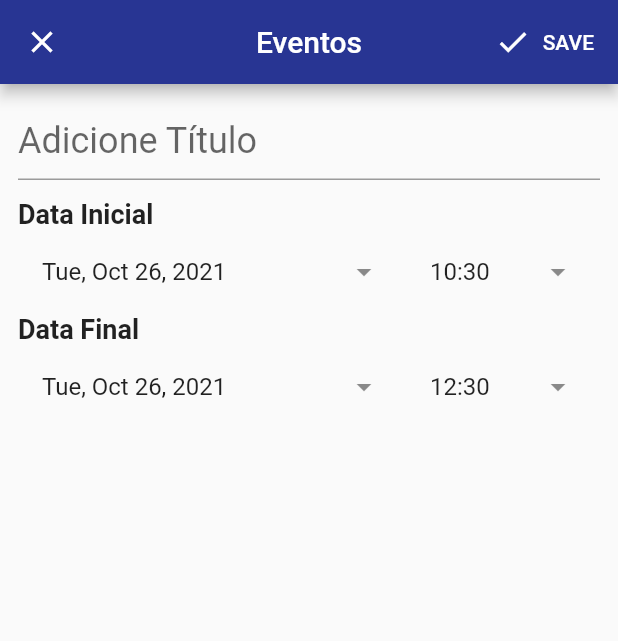
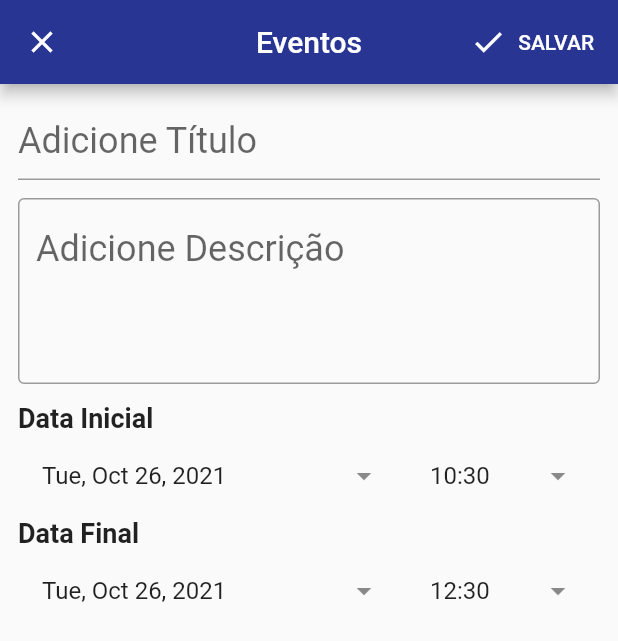
Before and after one commit to SamuelPiasecki/studium_pi, a Flutter app: the EventoPage screen opened directly, on a phone screen of 412 x 824 dp. Shown: the top 641 px of the screen. Run offline on Flutter 3.47's test engine with Material 2 defaults, Android fonts, the phone set to English and light mode, and no system bars; our stand-ins replace cloud_firestore, firebase_auth, firebase_core, flutter_slidable, flutter_speed_dial, syncfusion_flutter_calendar; missing offline and left inert: syncfusion_flutter_core; accounts and stored records are empty; Roboto replaces fonts that are missing (Rubik).

Commit message:
mexi no evento

```diff
--- a/lib/main.dart
+++ b/lib/main.dart
@@ -1,5 +1,6 @@
 import 'package:firebase_core/firebase_core.dart';
 import 'package:flutter/material.dart';
+import 'package:flutter_localizations/flutter_localizations.dart';
 import 'package:provider/provider.dart';
 import 'package:studium_pi/pages/login/forgotpassword.dart';
 import 'package:studium_pi/pages/login/login_page.dart';
@@ -30,6 +31,14 @@ class MyApp extends StatelessWidget {
         ),
       ],
       child: MaterialApp(
+          localizationsDelegates: [
+            GlobalMaterialLocalizations.delegate,
+            GlobalWidgetsLocalizations.delegate,
+          ],
+          supportedLocales: [
+            const Locale('pt'),
+          ],
+          locale: const Locale('pt'),
           title: 'Studium',
           debugShowCheckedModeBanner: false,
           theme: ThemeData(
--- a/lib/model/event.dart
+++ b/lib/model/event.dart
@@ -1,17 +1,18 @@
 import 'package:flutter/material.dart';
 
 class Event {
-  final String title;
-  final String description;
-  final DateTime from;
-  final DateTime to;
-  final Color backgroundColor;
+  String title;
+  String description;
+  DateTime from;
+  DateTime to;
+  Color backgroundColor;
+  String id;
 
-  const Event({
-    required this.title,
-    required this.description,
-    required this.from,
-    required this.to,
-    this.backgroundColor = Colors.lightGreen,
-  });
+  Event(
+      {required this.title,
+      required this.description,
+      required this.from,
+      required this.to,
+      this.backgroundColor = Colors.lightGreen,
+      required this.id});
 }
--- a/lib/pages/eventos/evento_page.dart
+++ b/lib/pages/eventos/evento_page.dart
@@ -17,6 +17,7 @@ class EventoPage extends StatefulWidget {
 class _EventoPageState extends State<EventoPage> {
   final _formKey = GlobalKey<FormState>();
   final titleController = TextEditingController();
+  final descController = TextEditingController();
   late DateTime fromDate;
   late DateTime toDate;
 
@@ -31,6 +32,7 @@ class _EventoPageState extends State<EventoPage> {
       final event = widget.event!;
 
       titleController.text = event.title;
+      descController.text = event.description;
       fromDate = event.from;
       toDate = event.to;
     }
@@ -61,6 +63,8 @@ class _EventoPageState extends State<EventoPage> {
               children: [
                 buildTitle(),
                 SizedBox(height: 12),
+                buildDesc(),
+                SizedBox(height: 12),
                 buildDatetimePickers(),
               ],
             ),
@@ -75,7 +79,7 @@ class _EventoPageState extends State<EventoPage> {
             shadowColor: Colors.transparent,
           ),
           icon: Icon(Icons.done),
-          label: Text('SAVE'),
+          label: Text('SALVAR'),
           onPressed: saveForm,
         ),
       ];
@@ -89,6 +93,15 @@ class _EventoPageState extends State<EventoPage> {
             ? 'O Título não pode estar vazio'
             : null,
         controller: titleController,
+      );
+
+  Widget buildDesc() => TextFormField(
+        maxLines: 3,
+        style: TextStyle(fontSize: 24),
+        decoration: InputDecoration(
+            border: OutlineInputBorder(), hintText: 'Adicione Descrição'),
+        onFieldSubmitted: (_) => saveForm(),
+        controller: descController,
       );
 
   Widget buildDatetimePickers() => Column(
@@ -227,9 +240,10 @@ class _EventoPageState extends State<EventoPage> {
     if (isValid) {
       final event = Event(
         title: titleController.text,
-        description: 'Descrição',
+        description: descController.text,
         from: fromDate,
         to: toDate,
+        id: '',
       );
 
       final isEditing = widget.event != null;
@@ -239,7 +253,7 @@ class _EventoPageState extends State<EventoPage> {
         provider.editEvent(event, widget.event!);
         Navigator.of(context).pop();
       } else {
-        provider.addEvent(event);
+        provider.addEvento(event);
       }
 
       Navigator.of(context).pop();
--- a/pubspec.yaml
+++ b/pubspec.yaml
@@ -23,6 +23,9 @@ environment:
 dependencies:
   flutter:
     sdk: flutter
+  flutter_localizations:
+    sdk: flutter
+
   #Calendar
   syncfusion_flutter_calendar: ^19.2.60
   cupertino_icons: ^1.0.2
```
Also changed, not shown: pubspec.lock.
